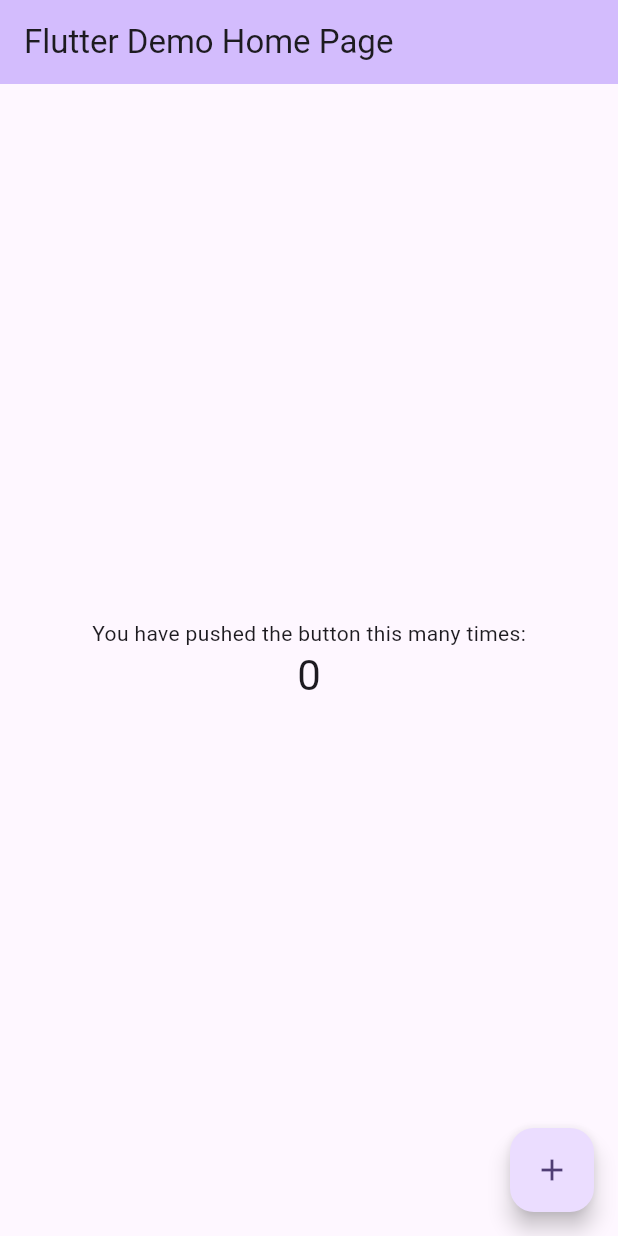
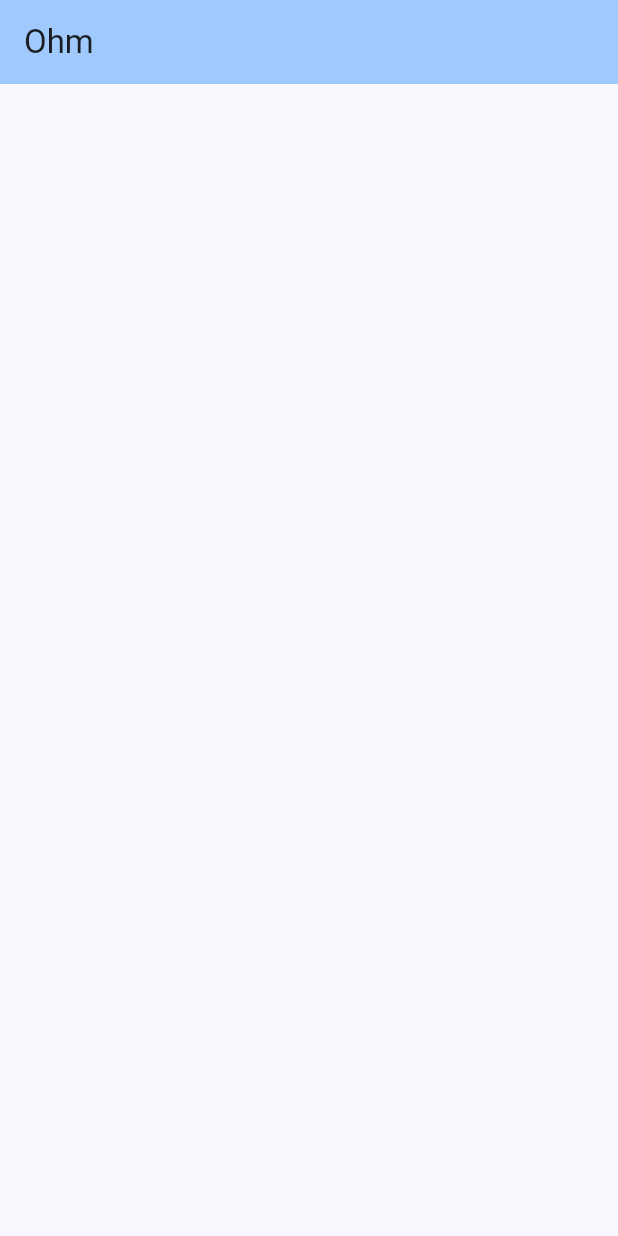
Before and after one commit to schweigerjonas/ohm, a Flutter app: the screen it shows after launch, on a phone screen of 412 x 824 dp. Run offline on Flutter 3.47's test engine with Material 3 defaults, Android fonts, the phone set to English and light mode, and no system bars.

Commit message:
Add basic folder structure

```diff
--- /dev/null
+++ b/lib/data/services/database_service.dart
@@ -0,0 +1,3 @@
+void main() async {
+
+}
--- a/lib/main.dart
+++ b/lib/main.dart
@@ -7,116 +7,37 @@ void main() {
 class MyApp extends StatelessWidget {
   const MyApp({super.key});
 
-  // This widget is the root of your application.
   @override
   Widget build(BuildContext context) {
     return MaterialApp(
-      title: 'Flutter Demo',
+      title: 'Ohm',
       theme: ThemeData(
-        // This is the theme of your application.
-        //
-        // TRY THIS: Try running your application with "flutter run". You'll see
-        // the application has a purple toolbar. Then, without quitting the app,
-        // try changing the seedColor in the colorScheme below to Colors.green
-        // and then invoke "hot reload" (save your changes or press the "hot
-        // reload" button in a Flutter-supported IDE, or press "r" if you used
-        // the command line to start the app).
-        //
-        // Notice that the counter didn't reset back to zero; the application
-        // state is not lost during the reload. To reset the state, use hot
-        // restart instead.
-        //
-        // This works for code too, not just values: Most code changes can be
-        // tested with just a hot reload.
-        colorScheme: ColorScheme.fromSeed(seedColor: Colors.deepPurple),
+        colorScheme: ColorScheme.fromSeed(seedColor: Colors.blue),
       ),
-      home: const MyHomePage(title: 'Flutter Demo Home Page'),
+      home: const HomePage(title: 'Ohm'),
     );
   }
 }
 
-class MyHomePage extends StatefulWidget {
-  const MyHomePage({super.key, required this.title});
-
-  // This widget is the home page of your application. It is stateful, meaning
-  // that it has a State object (defined below) that contains fields that affect
-  // how it looks.
-
-  // This class is the configuration for the state. It holds the values (in this
-  // case the title) provided by the parent (in this case the App widget) and
-  // used by the build method of the State. Fields in a Widget subclass are
-  // always marked "final".
+class HomePage extends StatefulWidget {
+  const HomePage({super.key, required this.title});
 
   final String title;
 
   @override
-  State<MyHomePage> createState() => _MyHomePageState();
+  State<HomePage> createState() => _HomePageState();
 }
 
-class _MyHomePageState extends State<MyHomePage> {
-  int _counter = 0;
+class _HomePageState extends State<HomePage> {
 
-  void _incrementCounter() {
-    setState(() {
-      // This call to setState tells the Flutter framework that something has
-      // changed in this State, which causes it to rerun the build method below
-      // so that the display can reflect the updated values. If we changed
-      // _counter without calling setState(), then the build method would not be
-      // called again, and so nothing would appear to happen.
-      _counter++;
-    });
-  }
 
   @override
   Widget build(BuildContext context) {
-    // This method is rerun every time setState is called, for instance as done
-    // by the _incrementCounter method above.
-    //
-    // The Flutter framework has been optimized to make rerunning build methods
-    // fast, so that you can just rebuild anything that needs updating rather
-    // than having to individually change instances of widgets.
     return Scaffold(
       appBar: AppBar(
-        // TRY THIS: Try changing the color here to a specific color (to
-        // Colors.amber, perhaps?) and trigger a hot reload to see the AppBar
-        // change color while the other colors stay the same.
         backgroundColor: Theme.of(context).colorScheme.inversePrimary,
-        // Here we take the value from the MyHomePage object that was created by
-        // the App.build method, and use it to set our appbar title.
         title: Text(widget.title),
       ),
-      body: Center(
-        // Center is a layout widget. It takes a single child and positions it
-        // in the middle of the parent.
-        child: Column(
-          // Column is also a layout widget. It takes a list of children and
-          // arranges them vertically. By default, it sizes itself to fit its
-          // children horizontally, and tries to be as tall as its parent.
-          //
-          // Column has various properties to control how it sizes itself and
-          // how it positions its children. Here we use mainAxisAlignment to
-          // center the children vertically; the main axis here is the vertical
-          // axis because Columns are vertical (the cross axis would be
-          // horizontal).
-          //
-          // TRY THIS: Invoke "debug painting" (choose the "Toggle Debug Paint"
-          // action in the IDE, or press "p" in the console), to see the
-          // wireframe for each widget.
-          mainAxisAlignment: MainAxisAlignment.center,
-          children: <Widget>[
-            const Text('You have pushed the button this many times:'),
-            Text(
-              '$_counter',
-              style: Theme.of(context).textTheme.headlineMedium,
-            ),
-          ],
-        ),
-      ),
-      floatingActionButton: FloatingActionButton(
-        onPressed: _incrementCounter,
-        tooltip: 'Increment',
-        child: const Icon(Icons.add),
-      ), // This trailing comma makes auto-formatting nicer for build methods.
     );
   }
 }
--- a/pubspec.yaml
+++ b/pubspec.yaml
@@ -34,6 +34,8 @@ dependencies:
   # The following adds the Cupertino Icons font to your application.
   # Use with the CupertinoIcons class for iOS style icons.
   cupertino_icons: ^1.0.8
+  sqflite: ^2.4.2
+  path: ^1.9.1
 
 dev_dependencies:
   flutter_test:
```
Also changed, not shown: pubspec.lock, 1 other file.
